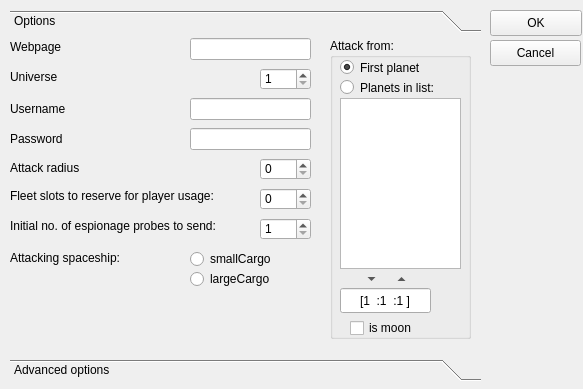
The window that ogbot/src/ui/Options.ui (kovan/kovans-ogbot) describes before a commit, drawn with Qt 5.
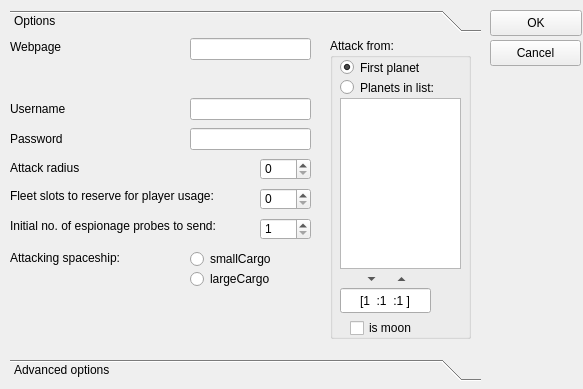
The same window after the commit. Icons and pictures are not drawn.

The edit to the form file:
```diff
--- a/ogbot/src/ui/Options.ui
+++ b/ogbot/src/ui/Options.ui
@@ -117,12 +117,6 @@
        <height>18</height>
       </rect>
      </property>
-     <property name="text" >
-      <string>Universe</string>
-     </property>
-     <property name="buddy" >
-      <cstring>universeSpinBox</cstring>
-     </property>
     </widget>
     <widget class="QLabel" name="label_10" >
      <property name="geometry" >
@@ -256,19 +250,6 @@
       <enum>QLineEdit::Password</enum>
      </property>
     </widget>
-    <widget class="QSpinBox" name="universeSpinBox" >
-     <property name="geometry" >
-      <rect>
-       <x>250</x>
-       <y>30</y>
-       <width>51</width>
-       <height>22</height>
-      </rect>
-     </property>
-     <property name="minimum" >
-      <number>1</number>
-     </property>
-    </widget>
     <widget class="QLineEdit" name="webpageLineEdit" >
      <property name="geometry" >
       <rect>
```
Left out of the diff: 1 changed line with no effect on the pictures.
